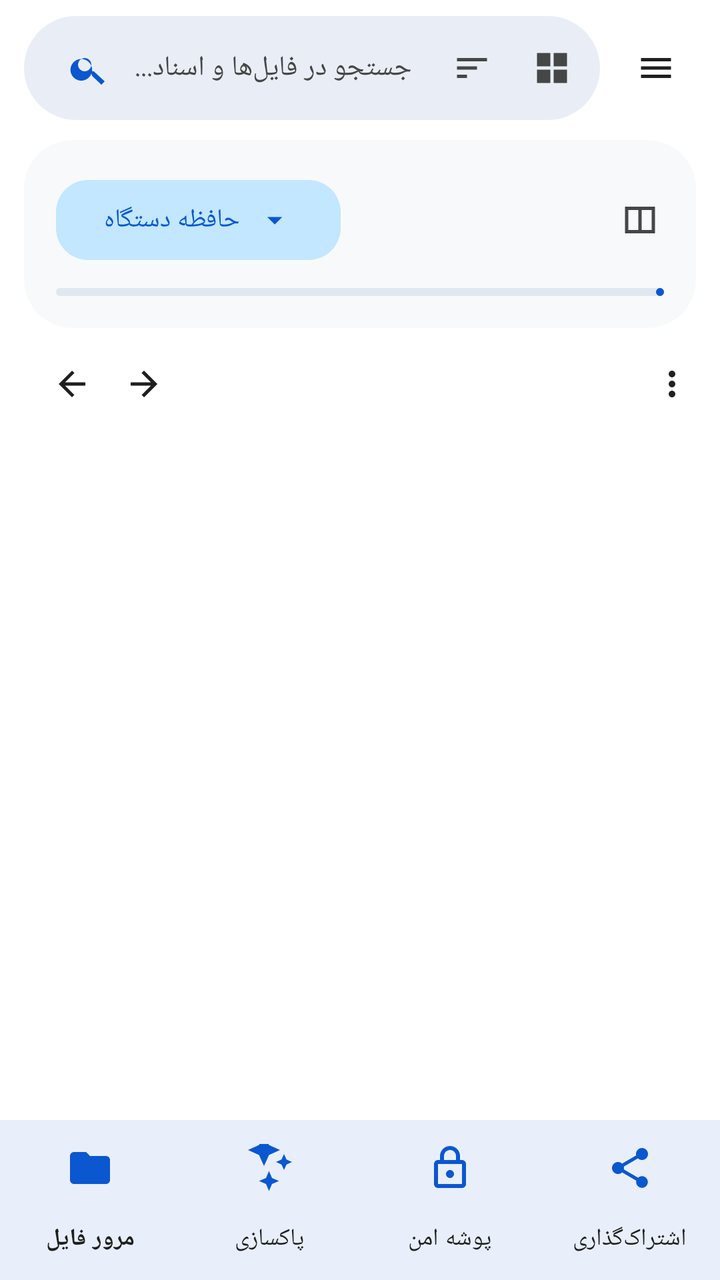
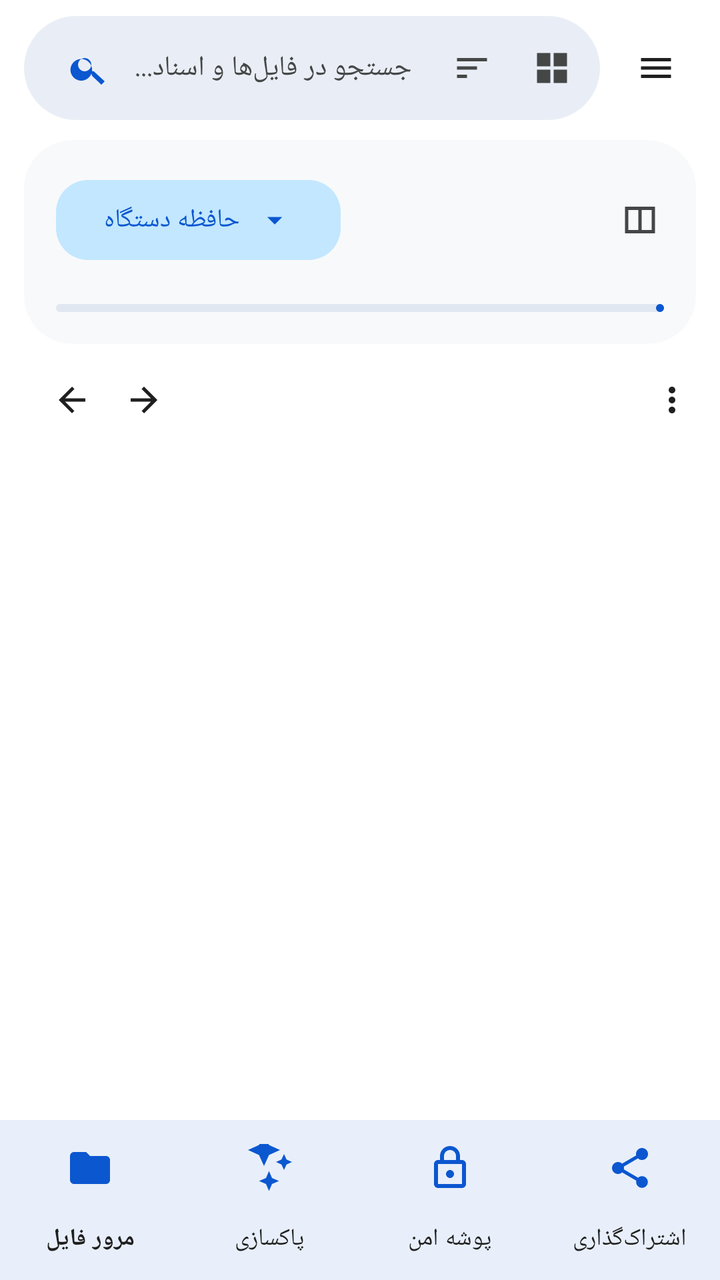

An Android layout rendered at two revisions. The XML below is the earlier revision; the diff shows what the commit changed to produce the second picture.
<!-- AndroidManifest.xml: application theme Theme.SolinaFM -->
<!-- res/layout/activity_main.xml -->
<?xml version="1.0" encoding="utf-8"?>
<LinearLayout xmlns:android="http://schemas.android.com/apk/res/android"
    xmlns:app="http://schemas.android.com/apk/res-auto"
    android:layout_width="match_parent"
    android:layout_height="match_parent"
    android:background="?attr/colorSurface"
    android:orientation="vertical">

    
    <LinearLayout
        android:id="@+id/actionBar"
        android:layout_width="match_parent"
        android:layout_height="wrap_content"
        android:gravity="center_vertical"
        android:orientation="horizontal"
        android:paddingHorizontal="12dp"
        android:paddingTop="8dp"
        android:paddingBottom="4dp">

        <LinearLayout
            android:layout_width="0dp"
            android:layout_height="52dp"
            android:layout_weight="1"
            android:background="@drawable/search_field_bg"
            android:gravity="center_vertical"
            android:orientation="horizontal"
            android:paddingHorizontal="8dp">

            <com.google.android.material.button.MaterialButton
                android:id="@+id/searchIconButton"
                style="@style/Widget.Material3.Button.IconButton"
                android:layout_width="40dp"
                android:layout_height="40dp"
                android:contentDescription="جستجو"
                app:icon="@drawable/ic_search"
                app:iconTint="?attr/colorPrimary" />

            <EditText
                android:id="@+id/searchInput"
                android:layout_width="0dp"
                android:layout_height="match_parent"
                android:layout_weight="1"
                android:background="@null"
                android:hint="جستجو در فایل‌ها و اسناد..."
                android:imeOptions="actionSearch"
                android:inputType="text"
                android:maxLines="1"
                android:paddingHorizontal="6dp"
                android:textColor="?attr/colorOnSurface"
                android:textColorHint="?attr/colorOnSurfaceVariant"
                android:textSize="14sp" />

            <com.google.android.material.button.MaterialButton
                android:id="@+id/sortFilterButton"
                style="@style/Widget.Material3.Button.IconButton"
                android:layout_width="40dp"
                android:layout_height="40dp"
                android:contentDescription="مرتب‌سازی"
                app:icon="@drawable/ic_sort"
                app:iconTint="?attr/colorOnSurfaceVariant" />

            <com.google.android.material.button.MaterialButton
                android:id="@+id/layoutModeButton"
                style="@style/Widget.Material3.Button.IconButton"
                android:layout_width="40dp"
                android:layout_height="40dp"
                android:contentDescription="چیدمان"
                app:icon="@drawable/ic_grid_view"
                app:iconTint="?attr/colorOnSurfaceVariant" />
        </LinearLayout>

        <com.google.android.material.button.MaterialButton
            android:id="@+id/drawerButton"
            style="@style/Widget.Material3.Button.IconButton"
            android:layout_width="44dp"
            android:layout_height="44dp"
            android:layout_marginStart="4dp"
            android:contentDescription="منو"
            app:icon="@drawable/ic_menu"
            app:iconTint="?attr/colorOnSurface" />
    </LinearLayout>

    
    <com.google.android.material.appbar.MaterialToolbar
        android:id="@+id/selectionBar"
        android:layout_width="match_parent"
        android:layout_height="?attr/actionBarSize"
        android:background="?attr/colorPrimaryContainer"
        android:visibility="gone"
        app:navigationIcon="@drawable/ic_close" />

    
    <com.google.android.material.appbar.MaterialToolbar
        android:id="@+id/mainBar"
        android:layout_width="match_parent"
        android:layout_height="0dp"
        android:visibility="gone" />

    
    <com.google.android.material.card.MaterialCardView
        android:id="@+id/storageQuickBar"
        android:layout_width="match_parent"
        android:layout_height="wrap_content"
        android:layout_marginHorizontal="12dp"
        android:layout_marginVertical="6dp"
        app:cardBackgroundColor="?attr/colorSurfaceContainerLow"
        app:cardCornerRadius="24dp"
        app:cardElevation="0dp"
        app:strokeWidth="0dp">

        <LinearLayout
            android:layout_width="match_parent"
            android:layout_height="wrap_content"
            android:orientation="vertical"
            android:padding="16dp">

            <LinearLayout
                android:layout_width="match_parent"
                android:layout_height="wrap_content"
                android:gravity="center_vertical"
                android:orientation="horizontal">

                <com.google.android.material.button.MaterialButton
                    android:id="@+id/storageButton"
                    style="@style/Widget.Material3.Button.TonalButton"
                    android:layout_width="wrap_content"
                    android:layout_height="wrap_content"
                    android:text="حافظه دستگاه"
                    android:textColor="?attr/colorPrimary"
                    android:textSize="13sp"
                    app:cornerRadius="16dp"
                    app:icon="@drawable/ic_arrow_drop_down"
                    app:iconGravity="textEnd"
                    app:iconTint="?attr/colorPrimary" />

                <View
                    android:layout_width="0dp"
                    android:layout_height="1dp"
                    android:layout_weight="1" />

                <com.google.android.material.button.MaterialButton
                    android:id="@+id/dualPaneButton"
                    style="@style/Widget.Material3.Button.IconButton"
                    android:layout_width="36dp"
                    android:layout_height="36dp"
                    android:contentDescription="حالت دو پنجره‌ای"
                    app:icon="@drawable/ic_splitscreen"
                    app:iconTint="?attr/colorOnSurfaceVariant" />
            </LinearLayout>

            
            <com.google.android.material.progressindicator.LinearProgressIndicator
                android:id="@+id/progress"
                android:layout_width="match_parent"
                android:layout_height="8dp"
                android:layout_marginTop="10dp"
                android:indeterminate="false"
                android:max="100"
                android:progress="38"
                app:indicatorColor="?attr/colorPrimary"
                app:trackColor="?attr/colorSurfaceContainerHighest"
                app:trackCornerRadius="4dp" />
        </LinearLayout>
    </com.google.android.material.card.MaterialCardView>

    
    <LinearLayout
        android:id="@+id/navigationBar"
        android:layout_width="match_parent"
        android:layout_height="44dp"
        android:gravity="center_vertical"
        android:orientation="horizontal"
        android:paddingHorizontal="12dp">

        <com.google.android.material.button.MaterialButton
            android:id="@+id/navBack"
            style="@style/Widget.Material3.Button.IconButton"
            android:layout_width="36dp"
            android:layout_height="36dp"
            android:contentDescription="بازگشت"
            app:icon="@drawable/ic_arrow_back"
            app:iconTint="?attr/colorOnSurface" />

        <com.google.android.material.button.MaterialButton
            android:id="@+id/navForward"
            style="@style/Widget.Material3.Button.IconButton"
            android:layout_width="36dp"
            android:layout_height="36dp"
            android:contentDescription="جلو"
            app:icon="@drawable/ic_arrow_forward"
            app:iconTint="?attr/colorOnSurface" />

        <TextView
            android:id="@+id/pathView"
            android:layout_width="0dp"
            android:layout_height="wrap_content"
            android:layout_marginStart="6dp"
            android:layout_weight="1"
            android:ellipsize="start"
            android:fontFamily="sans-serif-medium"
            android:singleLine="true"
            android:textColor="?attr/colorPrimary"
            android:textSize="13sp" />

        <com.google.android.material.button.MaterialButton
            android:id="@+id/overflowButton"
            style="@style/Widget.Material3.Button.IconButton"
            android:layout_width="36dp"
            android:layout_height="36dp"
            android:contentDescription="بیشتر"
            app:icon="@drawable/ic_more_vert"
            app:iconTint="?attr/colorOnSurface" />
    </LinearLayout>

    
    <FrameLayout
        android:layout_width="match_parent"
        android:layout_height="0dp"
        android:layout_weight="1">

        <androidx.recyclerview.widget.RecyclerView
            android:id="@+id/list"
            android:layout_width="match_parent"
            android:layout_height="match_parent"
            android:clipToPadding="false"
            android:paddingHorizontal="8dp"
            android:paddingTop="4dp"
            android:paddingBottom="80dp" />

        
        <LinearLayout
            android:id="@+id/emptyBox"
            android:layout_width="match_parent"
            android:layout_height="wrap_content"
            android:layout_gravity="center"
            android:gravity="center_horizontal"
            android:orientation="vertical"
            android:padding="32dp"
            android:visibility="gone">

            <TextView
                android:id="@+id/emptyText"
                android:layout_width="wrap_content"
                android:layout_height="wrap_content"
                android:gravity="center"
                android:textColor="?attr/colorOnSurfaceVariant"
                android:textSize="15sp" />

            <com.google.android.material.button.MaterialButton
                android:id="@+id/grantButton"
                style="@style/Widget.Material3.Button"
                android:layout_width="wrap_content"
                android:layout_height="wrap_content"
                android:layout_marginTop="16dp"
                android:text="@string/grant_access"
                android:visibility="gone"
                app:cornerRadius="16dp" />
        </LinearLayout>

        
        <com.google.android.material.floatingactionbutton.ExtendedFloatingActionButton
            android:id="@+id/pasteFab"
            android:layout_width="wrap_content"
            android:layout_height="wrap_content"
            android:layout_gravity="bottom|end"
            android:layout_margin="16dp"
            android:text="@string/paste_here"
            android:visibility="gone"
            app:cornerRadius="16dp"
            app:icon="@drawable/ic_content_paste" />
    </FrameLayout>

    
    <LinearLayout
        android:id="@+id/bottomActions"
        android:layout_width="match_parent"
        android:layout_height="56dp"
        android:background="?attr/colorSurfaceContainerHigh"
        android:elevation="6dp"
        android:gravity="center"
        android:orientation="horizontal"
        android:paddingHorizontal="8dp"
        android:visibility="gone">

        <com.google.android.material.button.MaterialButton
            android:id="@+id/bottomCopy"
            style="@style/Widget.Material3.Button.TextButton"
            android:layout_width="0dp"
            android:layout_height="match_parent"
            android:layout_weight="1"
            android:text="کپی"
            app:icon="@drawable/ic_content_copy" />

        <com.google.android.material.button.MaterialButton
            android:id="@+id/bottomMove"
            style="@style/Widget.Material3.Button.TextButton"
            android:layout_width="0dp"
            android:layout_height="match_parent"
            android:layout_weight="1"
            android:text="انتقال"
            app:icon="@drawable/ic_content_cut" />

        <com.google.android.material.button.MaterialButton
            android:id="@+id/bottomDelete"
            style="@style/Widget.Material3.Button.TextButton"
            android:layout_width="0dp"
            android:layout_height="match_parent"
            android:layout_weight="1"
            android:text="حذف"
            app:icon="@drawable/ic_delete" />
    </LinearLayout>

    
    <com.google.android.material.bottomnavigation.BottomNavigationView
        android:id="@+id/bottomNav"
        android:layout_width="match_parent"
        android:layout_height="wrap_content"
        android:background="?attr/colorSurface"
        app:elevation="4dp"
        app:itemIconTint="?attr/colorPrimary"
        app:itemTextColor="?attr/colorOnSurface"
        app:labelVisibilityMode="labeled"
        app:menu="@menu/menu_bottom_nav" />
</LinearLayout>
<!-- resources referenced by this layout -->
<resources>
  <!-- drawable ic_arrow_back (drawable) -->
  <vector xmlns:android="http://schemas.android.com/apk/res/android" android:width="24dp" android:height="24dp" android:viewportWidth="24" android:viewportHeight="24" android:autoMirrored="true"><path android:fillColor="?attr/colorOnSurface" android:pathData="M20,11H7.83l5.59,-5.59L12,4l-8,8 8,8 1.41,-1.41L7.83,13H20z"/></vector>
  <!-- drawable ic_delete (drawable) -->
  <vector xmlns:android="http://schemas.android.com/apk/res/android" android:width="24dp" android:height="24dp" android:viewportWidth="24" android:viewportHeight="24"><path android:fillColor="?attr/colorOnSurface" android:pathData="M6,19c0,1.1 0.9,2 2,2h8c1.1,0 2,-0.9 2,-2V7H6zM19,4h-3.5l-1,-1h-5l-1,1H5v2h14z"/></vector>
  <!-- drawable ic_grid_view (drawable) -->
  <vector xmlns:android="http://schemas.android.com/apk/res/android" android:width="24dp" android:height="24dp" android:viewportWidth="24" android:viewportHeight="24"><path android:fillColor="?attr/colorOnSecondaryContainer" android:pathData="M3,3h8v8H3zM13,3h8v8h-8zM3,13h8v8H3zM13,13h8v8h-8z"/></vector>
  <!-- drawable ic_menu (drawable) -->
  <vector xmlns:android="http://schemas.android.com/apk/res/android" android:width="24dp" android:height="24dp" android:viewportWidth="24" android:viewportHeight="24"><path android:fillColor="?attr/colorOnSurface" android:pathData="M3,6h18v2H3zM3,11h18v2H3zM3,16h18v2H3z"/></vector>
  <!-- drawable ic_sort (drawable) -->
  <vector xmlns:android="http://schemas.android.com/apk/res/android" android:width="24dp" android:height="24dp" android:viewportWidth="24" android:viewportHeight="24"><path android:fillColor="?attr/colorOnSecondaryContainer" android:pathData="M3,18h6v-2H3zM3,13h12v-2H3zM3,6v2h18V6z"/></vector>
  <!-- drawable ic_splitscreen (drawable) -->
  <vector xmlns:android="http://schemas.android.com/apk/res/android" android:width="24dp" android:height="24dp" android:viewportWidth="24" android:viewportHeight="24"><path android:fillColor="?attr/colorOnSecondaryContainer" android:pathData="M3,4h18v16H3zM5,6v12h6V6zM13,6v12h6V6z"/></vector>
  <!-- drawable search_field_bg (drawable) -->
  <?xml version="1.0" encoding="utf-8"?>
  <shape xmlns:android="http://schemas.android.com/apk/res/android" android:shape="rectangle">
      <solid android:color="?attr/colorSurfaceContainerHigh" />
      <corners android:radius="28dp" />
  </shape>
  <string name="grant_access">Grant access</string>
  <string name="paste_here">Paste here</string>
  <color name="solina_primary">#0B57D0</color>
  <color name="solina_on_primary">#FFFFFF</color>
  <color name="solina_primary_container">#D3E3FD</color>
  <color name="solina_on_primary_container">#041E49</color>
  <color name="solina_secondary">#00639B</color>
  <color name="solina_on_secondary">#FFFFFF</color>
  <color name="solina_secondary_container">#C2E7FF</color>
  <color name="solina_on_secondary_container">#001D35</color>
  <color name="solina_tertiary">#006A60</color>
  <color name="solina_on_tertiary">#FFFFFF</color>
  <color name="solina_tertiary_container">#70F7E6</color>
  <color name="solina_on_tertiary_container">#00201D</color>
  <color name="solina_error">#BA1A1A</color>
  <color name="solina_surface">#FFFFFF</color>
  <color name="solina_on_surface">#1F1F1F</color>
  <color name="solina_surface_variant">#E1E3E1</color>
  <color name="solina_on_surface_variant">#444746</color>
  <color name="solina_outline">#747775</color>
  <color name="solina_surface_container_lowest">#FFFFFF</color>
  <color name="solina_surface_container_low">#F8F9FA</color>
  <color name="solina_surface_container">#F0F4F9</color>
  <color name="solina_surface_container_high">#E9EEF6</color>
  <color name="solina_surface_container_highest">#E1E7F0</color>
  <!-- unchanged entries left out for length: 9 -->
</resources>

<!-- the commit's change to res/layout/activity_main.xml (unified diff, before → after) -->
@@ -98,7 +98,7 @@
 
     
     <com.google.android.material.card.MaterialCardView
-        android:id="@+id/storageQuickBar"
+        android:id="@+id/storageSummaryCard"
         android:layout_width="match_parent"
         android:layout_height="wrap_content"
         android:layout_marginHorizontal="12dp"
@@ -147,6 +147,21 @@
                     app:icon="@drawable/ic_splitscreen"
                     app:iconTint="?attr/colorOnSurfaceVariant" />
             </LinearLayout>
+
+            
+            <HorizontalScrollView
+                android:layout_width="match_parent"
+                android:layout_height="wrap_content"
+                android:layout_marginTop="8dp"
+                android:fillViewport="false"
+                android:scrollbars="none">
+
+                <LinearLayout
+                    android:id="@+id/storageQuickBar"
+                    android:layout_width="wrap_content"
+                    android:layout_height="wrap_content"
+                    android:orientation="horizontal" />
+            </HorizontalScrollView>
 
             
             <com.google.android.material.progressindicator.LinearProgressIndicator
